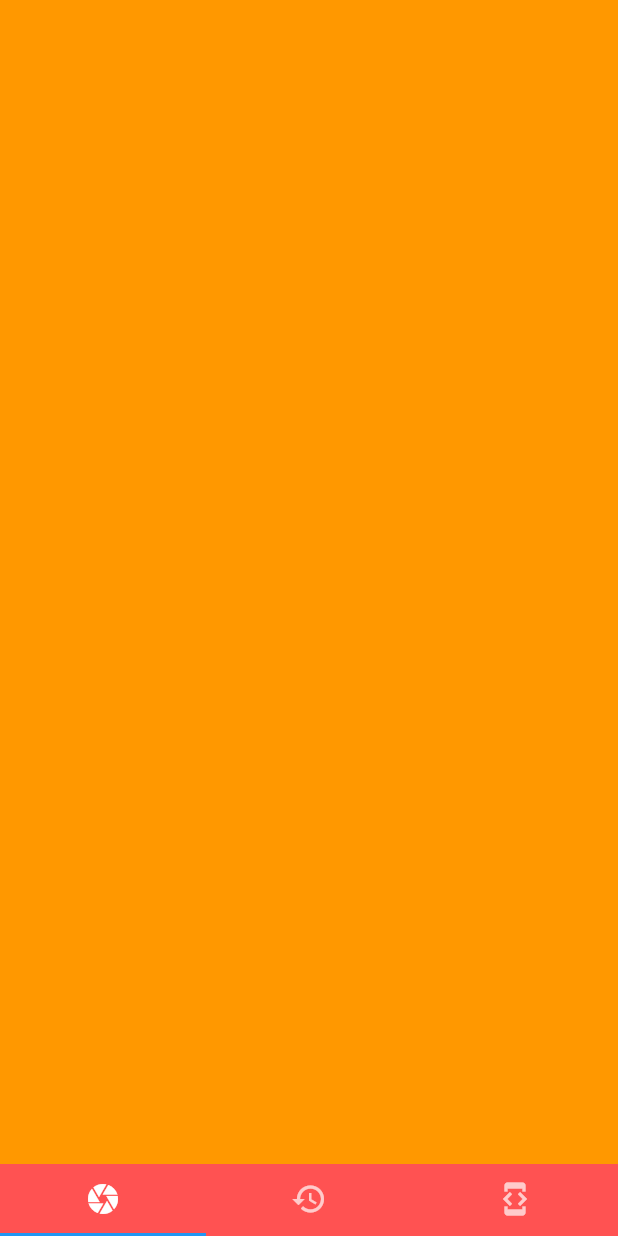
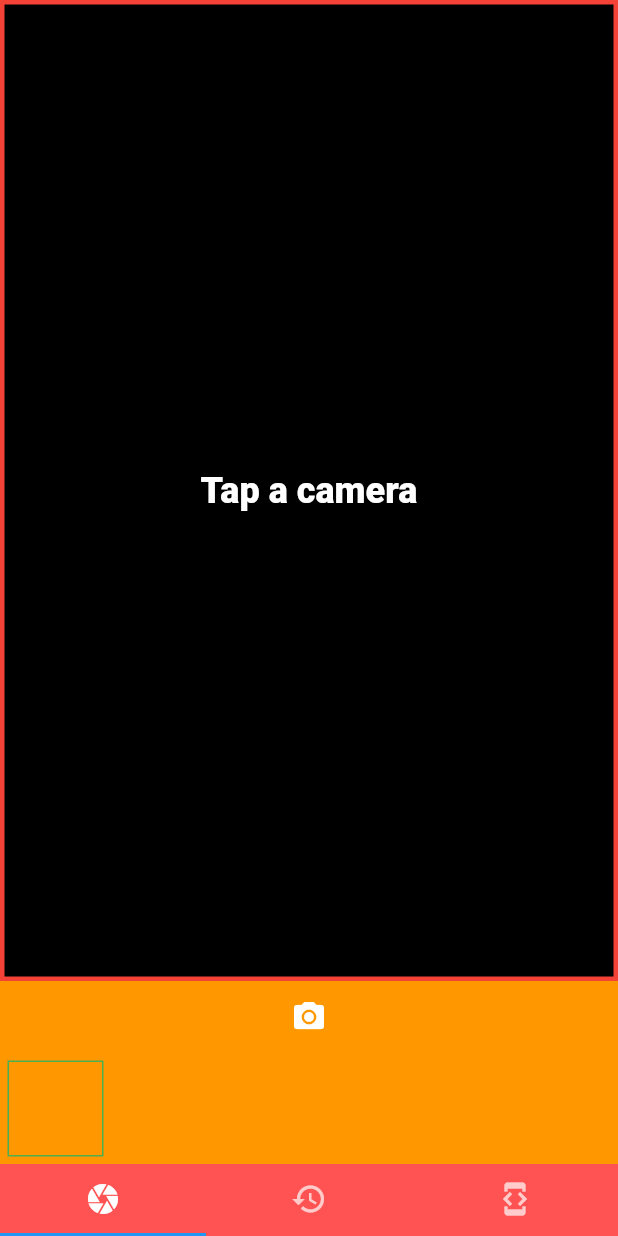
Before and after one commit to stories2/Flutter-Auto-Translator, a Flutter app: the screen it shows after launch, on a phone screen of 412 x 824 dp. Run offline on Flutter 3.47's test engine with Material 2 defaults, Android fonts, the phone set to English and light mode, and no system bars; our stand-ins replace camera, firebase_analytics, firebase_auth, google_sign_in; accounts and stored records are empty.

Commit message:
CameraPage : request camera permission
develop page : send firebase event and login with google id

```diff
--- a/auto_translator/lib/View/CameraPage.dart
+++ b/auto_translator/lib/View/CameraPage.dart
@@ -1,4 +1,8 @@
+import 'dart:async';
+import 'dart:io';
+
 import 'package:flutter/material.dart';
+import 'package:camera/camera.dart';
 
 class CameraPage extends StatefulWidget {
 
@@ -10,11 +14,157 @@ class CameraPage extends StatefulWidget {
 
 class CameraPageState extends State<CameraPage> {
 
+  List<CameraDescription> cameras;
+  CameraController cameraController;
+
   @override
   Widget build(BuildContext context) {
     return new Scaffold(
-      body: null,
+      body: new Column(
+        children: <Widget>[
+          new Expanded(
+              child: new Container(
+                child: new Padding(
+                    padding: EdgeInsets.all(1.0),
+                    child: CameraPreviewWidget(),
+                ),
+                decoration: new BoxDecoration(
+                  color: Colors.black,
+                  border: new Border.all(
+                    color: Colors.red,
+                    width: 3.0
+                  )
+                ),
+              )
+          ),
+          CameraControlWidget(),
+          new Padding(
+              padding: new EdgeInsets.all(5.0),
+              child: new Row(
+                mainAxisAlignment: MainAxisAlignment.start,
+                children: <Widget>[
+                  ThumbnailPreviewWidget()
+                ],
+              ),
+          )
+        ],
+      ),
       backgroundColor: Colors.orange,
     );
   }
+
+  Widget CameraPreviewWidget() {
+    return new Center(
+      child: new Text(
+        "Tap a camera",
+        style: new TextStyle(
+            color: Colors.white,
+            fontSize: 24.0,
+            fontWeight: FontWeight.w900
+        ),
+      ),
+    );
+  }
+
+  Widget CameraControlWidget() {
+    return new Row(
+      mainAxisAlignment: MainAxisAlignment.spaceEvenly,
+      mainAxisSize: MainAxisSize.max,
+      children: <Widget>[
+        new IconButton(
+            icon: new Icon(Icons.camera_alt),
+            color: Colors.white,
+            onPressed: TestOnClick
+        )
+      ],
+    );
+  }
+
+  Widget ThumbnailPreviewWidget() {
+    return new Expanded(
+        child: new Align(
+          alignment: Alignment.centerLeft,
+          child: new SizedBox(
+            child: new Container(
+              decoration: new BoxDecoration(
+                border: new Border.all(
+                  color: Colors.green
+                )
+              ),
+            ),
+            width: 64.0,
+            height: 64.0,
+          ),
+        )
+    );
+  }
+
+  Future<Null> TestOnClick() {
+
+  }
+
+  @override
+  void initState() {
+    super.initState();
+    InitCamera();
+  }
+
+  void InitCamera() async {
+    try {
+      cameras = await availableCameras();
+      print("camera init ok");
+
+//      for(CameraDescription camDescription in cameras) {
+//        print("des");
+//      }
+
+      ReadyForUseCam(cameras[0]);
+    }
+    catch(except) {
+      print("error while init cam: " + except.code + " des: " + except.description);
+    }
+  }
+
+  void ReadyForUseCam(CameraDescription cameraDescription) async {
+    if(cameraController != null) {
+      cameraController.dispose();
+    }
+    cameraController = new CameraController(
+        cameraDescription,
+        ResolutionPreset.high
+    );
+
+    cameraController.addListener(() {
+      if(mounted) {
+        this.setState(() {
+
+        });
+      }
+      if(cameraController.value.hasError) {
+        print("cam error: " + cameraController.value.errorDescription);
+      }
+    });
+
+    try {
+      await cameraController.initialize();
+      print("cam initialize ok");
+    }
+    catch(except) {
+      print("cam initialize failed: " + except);
+    }
+
+    if(mounted) {
+      this.setState(() {
+
+      });
+    }
+  }
+
+  @override
+  void dispose() {
+    if(cameraController != null) {
+      cameraController.dispose();
+    }
+    super.dispose();
+  }
 }
--- a/auto_translator/pubspec.yaml
+++ b/auto_translator/pubspec.yaml
@@ -12,6 +12,8 @@ dependencies:
   firebase_analytics: "^1.0.1"
   google_sign_in: "^3.0.4"
   firebase_auth: "^0.5.11"
+  camera: "^0.2.1"
+  mlkit: "^0.4.1"
 
 dev_dependencies:
   flutter_test:
```
Also changed, not shown: auto_translator/lib/View/DevelopPage.dart (+79 -3 lines), 3 other files.
